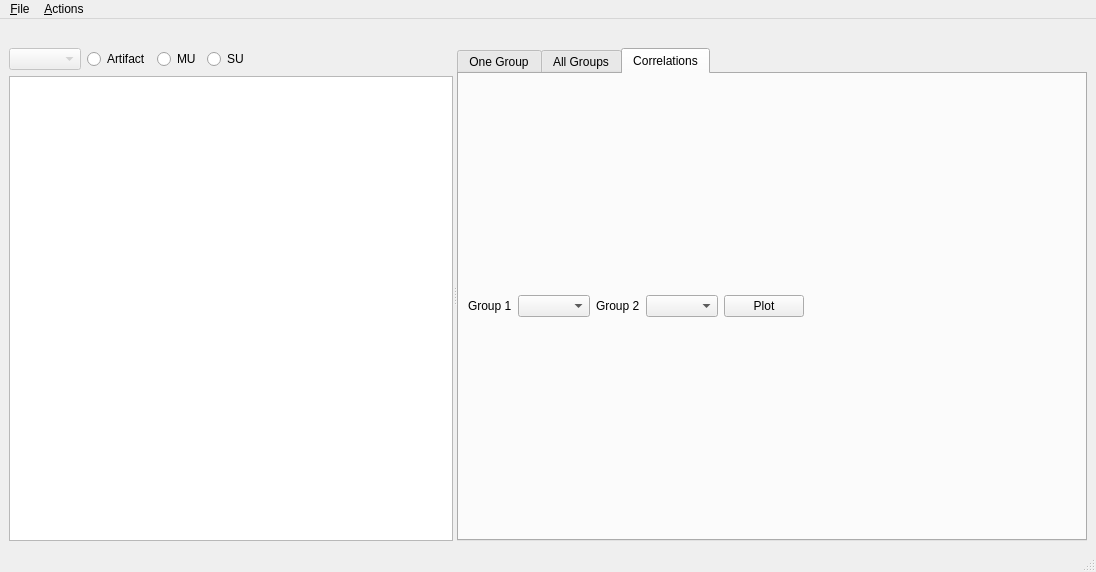
The window that combinato/guisort/sorter.ui (jniediek/combinato) describes before a commit, drawn with Qt 5.
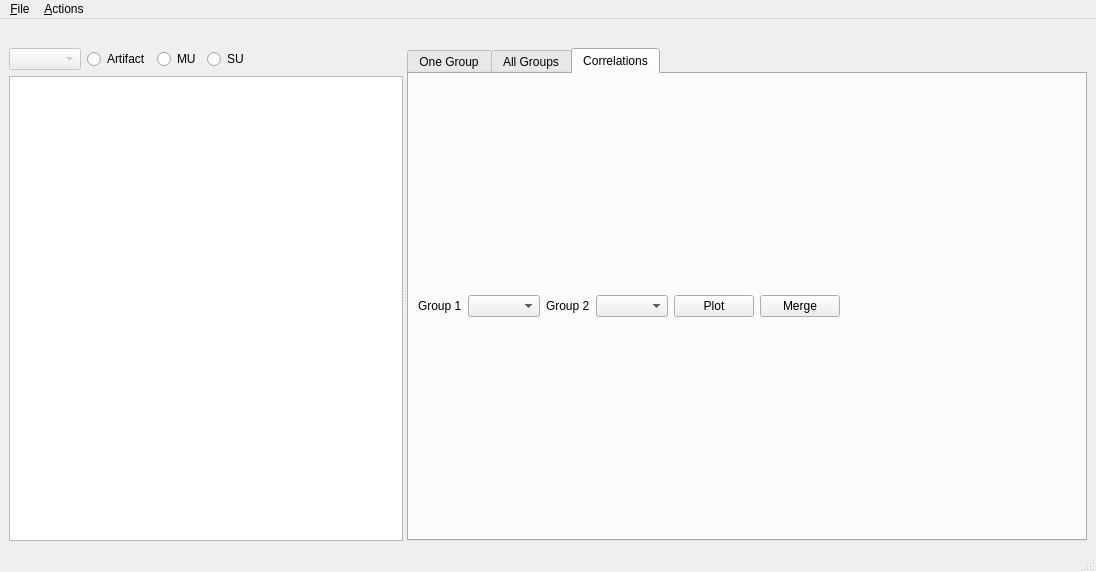
The same window after the commit. The open tabs and pages were chosen to show the change.

Commit message: Add merge button to comparison tab

```diff
--- a/combinato/guisort/sorter.ui
+++ b/combinato/guisort/sorter.ui
@@ -236,6 +236,13 @@
              </property>
             </widget>
            </item>
+           <item>
+            <widget class="QPushButton" name="pushButtonMerge">
+             <property name="text">
+              <string>Merge</string>
+             </property>
+            </widget>
+           </item>
            <item>
             <spacer name="horizontalSpacer_3">
              <property name="orientation">
```
Left out of the diff: 7 changed lines with no effect on the pictures. The commit also changes 2 other files.
